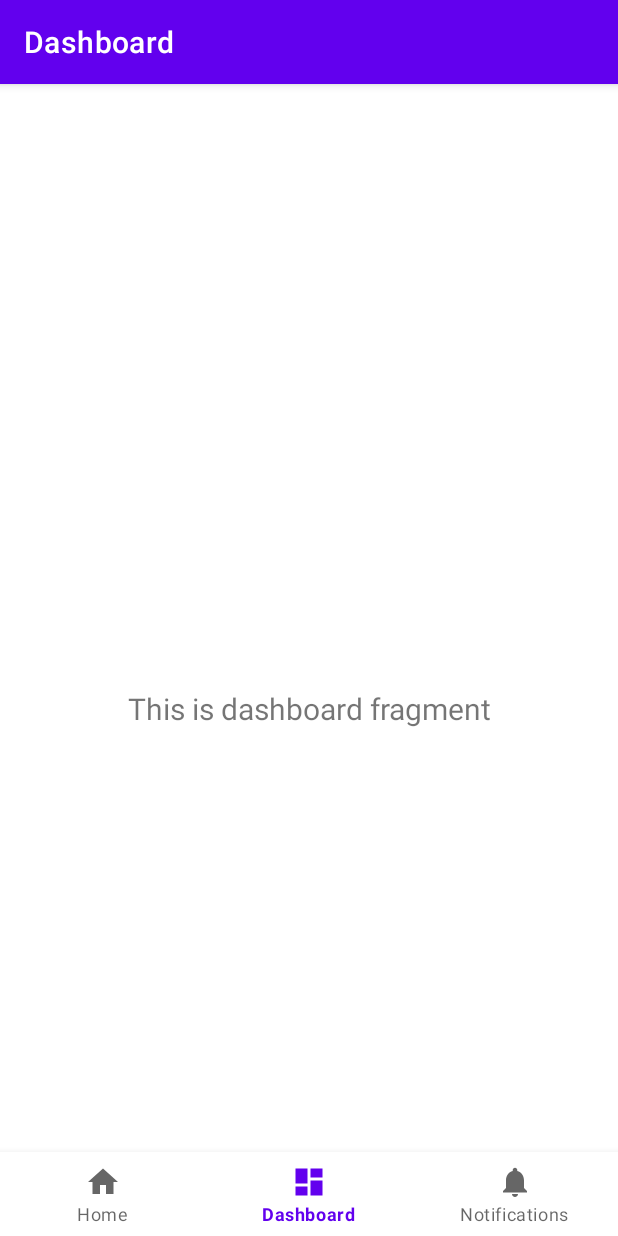
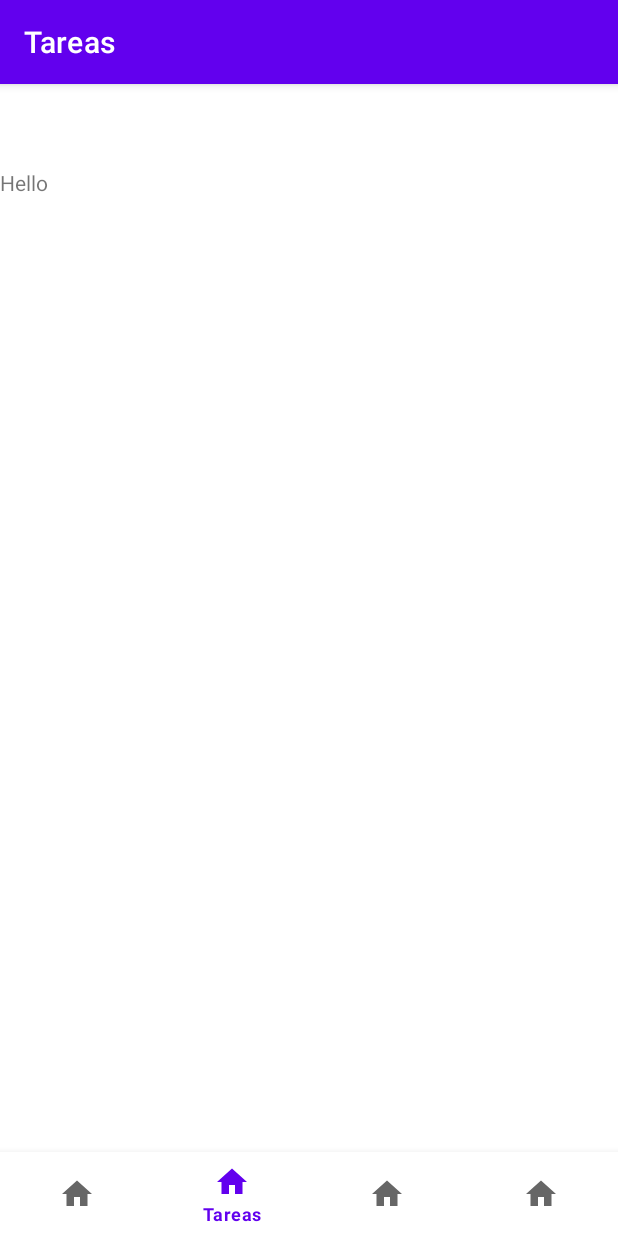
Before and after one commit to Raul-Alarcon/Sigiv_Android, an Android app: the screen it shows after launch (MainActivity), item 2 of the bottom bar chosen, on a phone screen of 412 x 824 dp. Run offline under Robolectric (Android 15) with nearby library versions, the phone set to English and light mode, and no system bars; our stand-ins replace navigation-ui.

Commit message:
Configuring navigation screens

```diff
--- a/app/src/main/java/com/example/planme/MainActivity.java
+++ b/app/src/main/java/com/example/planme/MainActivity.java
@@ -14,6 +14,7 @@ import com.example.planme.databinding.ActivityMainBinding;
 
 public class MainActivity extends AppCompatActivity {
 
+    NavController navController;
     private ActivityMainBinding binding;
 
     @Override
@@ -27,11 +28,16 @@ public class MainActivity extends AppCompatActivity {
         // Passing each menu ID as a set of Ids because each
         // menu should be considered as top level destinations.
         AppBarConfiguration appBarConfiguration = new AppBarConfiguration.Builder(
-                R.id.navigation_home, R.id.navigation_dashboard, R.id.navigation_notifications)
+                R.id.navigation_home, R.id.navigation_task, R.id.navigation_calendar, R.id.navigation_me)
                 .build();
-        NavController navController = Navigation.findNavController(this, R.id.nav_host_fragment_activity_main);
-        NavigationUI.setupActionBarWithNavController(this, navController, appBarConfiguration);
-        NavigationUI.setupWithNavController(binding.navView, navController);
+        this.navController = Navigation.findNavController(this, R.id.nav_host_fragment_activity_main);
+        NavigationUI.setupActionBarWithNavController(this, this.navController, appBarConfiguration);
+        NavigationUI.setupWithNavController(binding.navView, this.navController);
+    }
+
+    @Override
+    public boolean onSupportNavigateUp() {
+        return this.navController.navigateUp() || super.onSupportNavigateUp();
     }
 
 }
--- a/app/src/main/java/com/example/planme/ui/dashboard/DashboardViewModel.java
+++ /dev/null
@@ -1,19 +0,0 @@
-package com.example.planme.ui.dashboard;
-
-import androidx.lifecycle.LiveData;
-import androidx.lifecycle.MutableLiveData;
-import androidx.lifecycle.ViewModel;
-
-public class DashboardViewModel extends ViewModel {
-
-    private final MutableLiveData<String> mText;
-
-    public DashboardViewModel() {
-        mText = new MutableLiveData<>();
-        mText.setValue("This is dashboard fragment");
-    }
-
-    public LiveData<String> getText() {
-        return mText;
-    }
-}
--- a/app/src/main/java/com/example/planme/ui/home/HomeFragment.java
+++ /dev/null
@@ -1,37 +0,0 @@
-package com.example.planme.ui.home;
-
-import android.os.Bundle;
-import android.view.LayoutInflater;
-import android.view.View;
-import android.view.ViewGroup;
-import android.widget.TextView;
-
-import androidx.annotation.NonNull;
-import androidx.fragment.app.Fragment;
-import androidx.lifecycle.ViewModelProvider;
-
-import com.example.planme.databinding.FragmentHomeBinding;
-
-public class HomeFragment extends Fragment {
-
-    private FragmentHomeBinding binding;
-
-    public View onCreateView(@NonNull LayoutInflater inflater,
-                             ViewGroup container, Bundle savedInstanceState) {
-        HomeViewModel homeViewModel =
-                new ViewModelProvider(this).get(HomeViewModel.class);
-
-        binding = FragmentHomeBinding.inflate(inflater, container, false);
-        View root = binding.getRoot();
-
-        final TextView textView = binding.textHome;
-        homeViewModel.getText().observe(getViewLifecycleOwner(), textView::setText);
-        return root;
-    }
-
-    @Override
-    public void onDestroyView() {
-        super.onDestroyView();
-        binding = null;
-    }
-}
--- a/app/src/main/java/com/example/planme/ui/home/HomeViewModel.java
+++ /dev/null
@@ -1,19 +0,0 @@
-package com.example.planme.ui.home;
-
-import androidx.lifecycle.LiveData;
-import androidx.lifecycle.MutableLiveData;
-import androidx.lifecycle.ViewModel;
-
-public class HomeViewModel extends ViewModel {
-
-    private final MutableLiveData<String> mText;
-
-    public HomeViewModel() {
-        mText = new MutableLiveData<>();
-        mText.setValue("This is home fragment");
-    }
-
-    public LiveData<String> getText() {
-        return mText;
-    }
-}
--- a/app/src/main/java/com/example/planme/ui/dashboard/DashboardFragment.java
+++ b/app/src/main/java/com/example/planme/ui/views/home/HomeFragment.java
@@ -1,4 +1,4 @@
-package com.example.planme.ui.dashboard;
+package com.example.planme.ui.views.home;
 
 import android.os.Bundle;
 import android.view.LayoutInflater;
@@ -10,22 +10,22 @@ import androidx.annotation.NonNull;
 import androidx.fragment.app.Fragment;
 import androidx.lifecycle.ViewModelProvider;
 
-import com.example.planme.databinding.FragmentDashboardBinding;
+import com.example.planme.databinding.FragmentHomeBinding;
 
-public class DashboardFragment extends Fragment {
+public class HomeFragment extends Fragment {
 
-    private FragmentDashboardBinding binding;
+    private FragmentHomeBinding binding;
 
     public View onCreateView(@NonNull LayoutInflater inflater,
                              ViewGroup container, Bundle savedInstanceState) {
-        DashboardViewModel dashboardViewModel =
-                new ViewModelProvider(this).get(DashboardViewModel.class);
+        HomeViewModel homeViewModel =
+                new ViewModelProvider(this).get(HomeViewModel.class);
 
-        binding = FragmentDashboardBinding.inflate(inflater, container, false);
+        binding = FragmentHomeBinding.inflate(inflater, container, false);
         View root = binding.getRoot();
 
-        final TextView textView = binding.textDashboard;
-        dashboardViewModel.getText().observe(getViewLifecycleOwner(), textView::setText);
+        final TextView textView = binding.textHome;
+        homeViewModel.getText().observe(getViewLifecycleOwner(), textView::setText);
         return root;
     }
 
--- a/app/src/main/java/com/example/planme/ui/views/task/TaskkFragment.java
+++ b/app/src/main/java/com/example/planme/ui/views/task/TaskFragment.java
@@ -14,24 +14,24 @@ import android.view.ViewGroup;
 
 import com.example.planme.R;
 
-public class TaskkFragment extends Fragment {
+public class TaskFragment extends Fragment {
 
-    private TaskkViewModel mViewModel;
+    private TaskViewModel mViewModel;
 
-    public static TaskkFragment newInstance() {
-        return new TaskkFragment();
+    public static TaskFragment newInstance() {
+        return new TaskFragment();
     }
 
     @Override
     public View onCreateView(@NonNull LayoutInflater inflater, @Nullable ViewGroup container,
                              @Nullable Bundle savedInstanceState) {
-        return inflater.inflate(R.layout.fragment_taskk, container, false);
+        return inflater.inflate(R.layout.fragment_task, container, false);
     }
 
     @Override
     public void onActivityCreated(@Nullable Bundle savedInstanceState) {
         super.onActivityCreated(savedInstanceState);
-        mViewModel = new ViewModelProvider(this).get(TaskkViewModel.class);
+        mViewModel = new ViewModelProvider(this).get(TaskViewModel.class);
         // TODO: Use the ViewModel
     }
 
--- a/app/src/main/java/com/example/planme/ui/views/task/TaskkViewModel.java
+++ b/app/src/main/java/com/example/planme/ui/views/task/TaskViewModel.java
@@ -2,6 +2,6 @@ package com.example.planme.ui.views.task;
 
 import androidx.lifecycle.ViewModel;
 
-public class TaskkViewModel extends ViewModel {
+public class TaskViewModel extends ViewModel {
     // TODO: Implement the ViewModel
 }
--- a/app/src/main/res/layout/fragment_dashboard.xml
+++ /dev/null
@@ -1,22 +0,0 @@
-<?xml version="1.0" encoding="utf-8"?>
-<androidx.constraintlayout.widget.ConstraintLayout xmlns:android="http://schemas.android.com/apk/res/android"
-    xmlns:app="http://schemas.android.com/apk/res-auto"
-    xmlns:tools="http://schemas.android.com/tools"
-    android:layout_width="match_parent"
-    android:layout_height="match_parent"
-    tools:context=".ui.dashboard.DashboardFragment">
-
-    <TextView
-        android:id="@+id/text_dashboard"
-        android:layout_width="match_parent"
-        android:layout_height="wrap_content"
-        android:layout_marginStart="8dp"
-        android:layout_marginTop="8dp"
-        android:layout_marginEnd="8dp"
-        android:textAlignment="center"
-        android:textSize="20sp"
-        app:layout_constraintBottom_toBottomOf="parent"
-        app:layout_constraintEnd_toEndOf="parent"
-        app:layout_constraintStart_toStartOf="parent"
-        app:layout_constraintTop_toTopOf="parent" />
-</androidx.constraintlayout.widget.ConstraintLayout>
--- a/app/src/main/res/layout/fragment_home.xml
+++ b/app/src/main/res/layout/fragment_home.xml
@@ -4,7 +4,7 @@
     xmlns:tools="http://schemas.android.com/tools"
     android:layout_width="match_parent"
     android:layout_height="match_parent"
-    tools:context=".ui.home.HomeFragment">
+    tools:context=".ui.views.home.HomeFragment">
 
     <TextView
         android:id="@+id/text_home"
--- a/app/src/main/res/layout/fragment_taskk.xml
+++ b/app/src/main/res/layout/fragment_task.xml
@@ -3,7 +3,7 @@
     xmlns:tools="http://schemas.android.com/tools"
     android:layout_width="match_parent"
     android:layout_height="match_parent"
-    tools:context=".ui.views.task.TaskkFragment">
+    tools:context=".ui.views.task.TaskFragment">
 
     <TextView
         android:layout_width="match_parent"
--- a/app/src/main/res/menu/bottom_nav_menu.xml
+++ b/app/src/main/res/menu/bottom_nav_menu.xml
@@ -7,13 +7,18 @@
         android:title="@string/title_home" />
 
     <item
-        android:id="@+id/navigation_dashboard"
-        android:icon="@drawable/ic_dashboard_black_24dp"
-        android:title="@string/title_dashboard" />
+        android:id="@+id/navigation_task"
+        android:icon="@drawable/ic_home_black_24dp"
+        android:title="@string/txt_nav_bottom_task" />
 
     <item
-        android:id="@+id/navigation_notifications"
-        android:icon="@drawable/ic_notifications_black_24dp"
-        android:title="@string/title_notifications" />
+        android:id="@+id/navigation_calendar"
+        android:icon="@drawable/ic_home_black_24dp"
+        android:title="@string/txt_nav_bottom_calendar" />
+
+    <item
+        android:id="@+id/navigation_me"
+        android:icon="@drawable/ic_home_black_24dp"
+        android:title="@string/txt_nav_bottom_me" />
 
 </menu>
--- a/app/src/main/res/navigation/mobile_navigation.xml
+++ b/app/src/main/res/navigation/mobile_navigation.xml
@@ -7,19 +7,25 @@
 
     <fragment
         android:id="@+id/navigation_home"
-        android:name="com.example.planme.ui.home.HomeFragment"
+        android:name="com.example.planme.ui.views.home.HomeFragment"
         android:label="@string/title_home"
         tools:layout="@layout/fragment_home" />
 
     <fragment
-        android:id="@+id/navigation_dashboard"
-        android:name="com.example.planme.ui.dashboard.DashboardFragment"
-        android:label="@string/title_dashboard"
-        tools:layout="@layout/fragment_dashboard" />
+        android:id="@+id/navigation_task"
+        android:name="com.example.planme.ui.views.task.TaskFragment"
+        android:label="@string/txt_nav_bottom_task"
+        tools:layout="@layout/fragment_task" />
 
     <fragment
-        android:id="@+id/navigation_notifications"
-        android:name="com.example.planme.ui.notifications.NotificationsFragment"
-        android:label="@string/title_notifications"
-        tools:layout="@layout/fragment_notifications" />
+        android:id="@+id/navigation_calendar"
+        android:name="com.example.planme.ui.views.calendar.CalendarFragment"
+        android:label="@string/txt_nav_bottom_calendar"
+        tools:layout="@layout/fragment_calendar" />
+
+    <fragment
+        android:id="@+id/navigation_me"
+        android:name="com.example.planme.ui.views.me.MeFragment"
+        android:label="@string/txt_nav_bottom_me"
+        tools:layout="@layout/fragment_me" />
 </navigation>
--- a/app/src/main/res/values/strings.xml
+++ b/app/src/main/res/values/strings.xml
@@ -3,4 +3,10 @@
     <string name="title_home">Home</string>
     <string name="title_dashboard">Dashboard</string>
     <string name="title_notifications">Notifications</string>
+
+    <string name="txt_nav_bottom_task">Tareas</string>
+    <string name="txt_nav_bottom_calendar">Calendario</string>
+    <string name="txt_nav_bottom_me">Yo</string>
+
+
 </resources>
```
Also changed, not shown: app/src/main/java/com/example/planme/ui/notifications/NotificationsFragment.java (deleted, +0 -37 lines), app/src/main/java/com/example/planme/ui/views/home/HomeViewModel.java (renamed from app/src/main/java/com/example/planme/ui/notifications/NotificationsViewModel.java, +4 -4 lines), app/src/main/res/layout/fragment_notifications.xml (deleted, +0 -22 lines).
